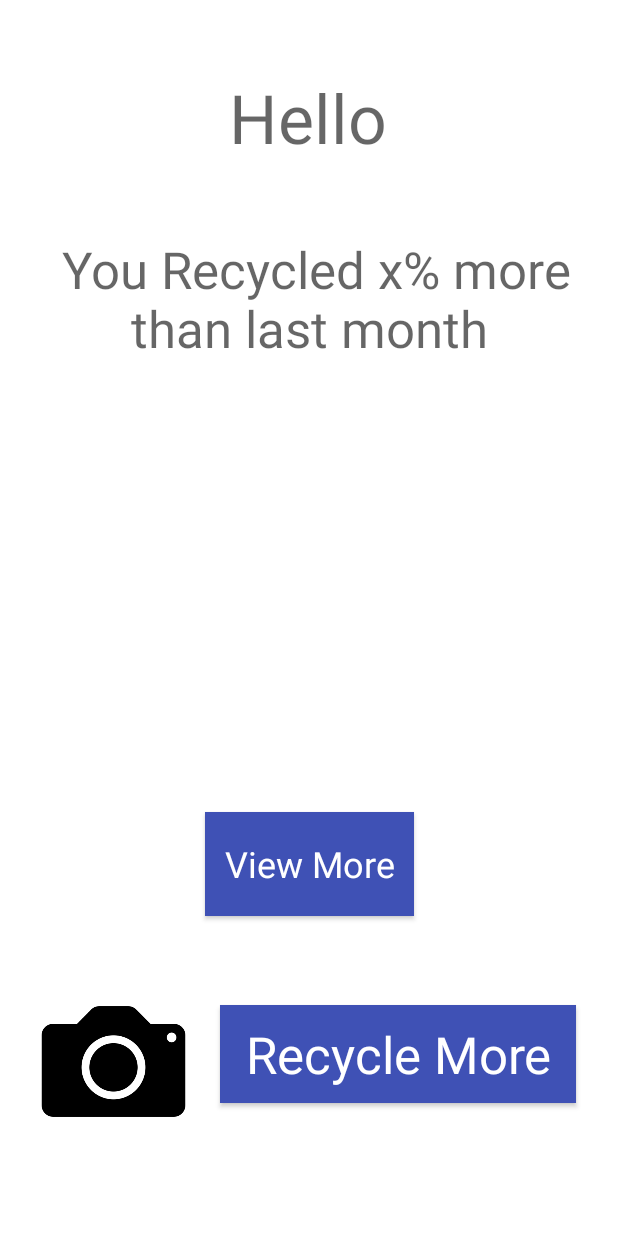
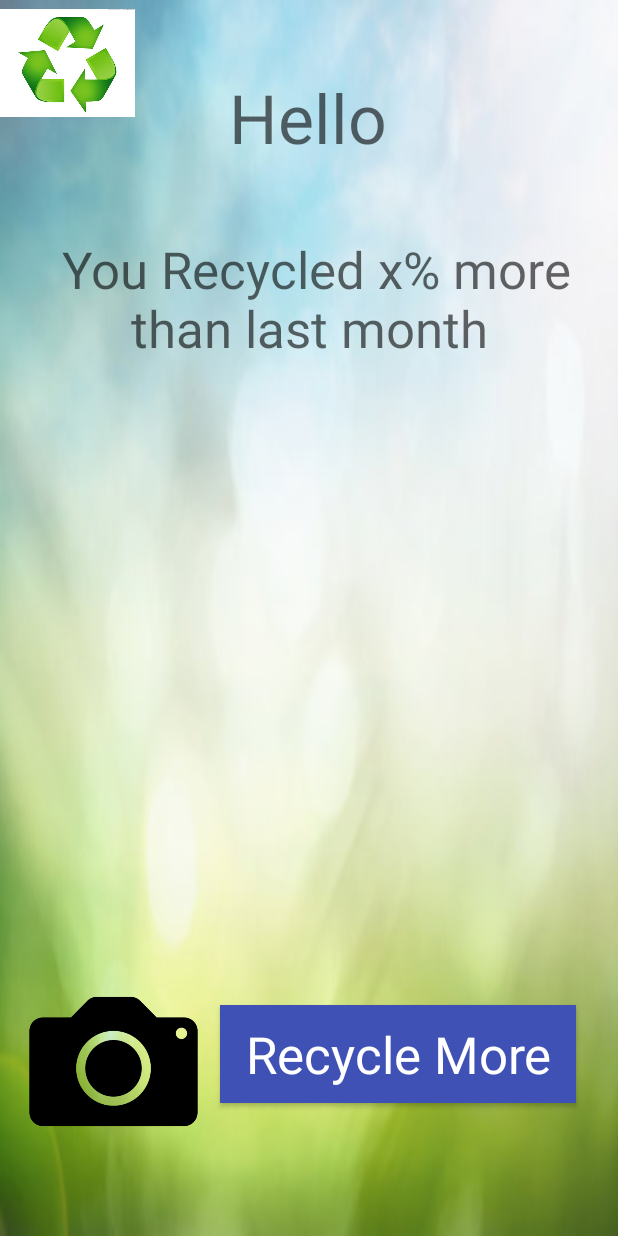
Before and after one commit to DrMeihoff/CSC2033-Team-7, an Android app: the layout activity_landingscreen.xml on its own in the app's theme, with its tools: preview values and no code run, on a phone screen of 412 x 824 dp. Run offline under Robolectric (Android 15) with nearby library versions, the phone set to English and light mode, and no system bars.

Commit message:
Added background image and recycle symbol

```diff
--- a/app/src/main/java/com/csc/plastictracker/LandingScreenActivity.java
+++ b/app/src/main/java/com/csc/plastictracker/LandingScreenActivity.java
@@ -2,7 +2,7 @@ package com.csc.plastictracker;
 
 import android.os.Bundle;
 import androidx.appcompat.app.AppCompatActivity;
-
+//Screen for use after user has logged in
 public class LandingScreenActivity extends AppCompatActivity {
 
     @Override
--- a/app/src/main/java/com/csc/plastictracker/MainActivity.java
+++ b/app/src/main/java/com/csc/plastictracker/MainActivity.java
@@ -78,6 +78,10 @@ public class MainActivity extends AppCompatActivity {
         Intent intent = new Intent(this, GraphActivity.class);
         startActivity(intent);
     }
+    private void openLandingScreen() {
+        Intent intent = new Intent(this, LandingScreenActivity.class);
+        startActivity(intent);
+    }
 
     //signs current user out of Firebase, checks to make sure the sign out was successful, then updates buttons.
     private void logout() {
--- a/app/src/main/res/layout/activity_landingscreen.xml
+++ b/app/src/main/res/layout/activity_landingscreen.xml
@@ -4,10 +4,11 @@
     xmlns:tools="http://schemas.android.com/tools"
     android:layout_width="match_parent"
     android:layout_height="match_parent"
+    android:background="@drawable/background"
     tools:context=".LandingScreenActivity">
 
     <TextView
-        android:id="@+id/textView2"
+        android:id="@+id/WelcomeMessage"
         android:layout_width="wrap_content"
         android:layout_height="wrap_content"
         android:layout_marginTop="48dp"
@@ -31,10 +32,10 @@
         app:layout_constraintEnd_toEndOf="parent"
         app:layout_constraintHorizontal_bias="0.0"
         app:layout_constraintStart_toStartOf="parent"
-        app:layout_constraintTop_toBottomOf="@+id/textView2" />
+        app:layout_constraintTop_toBottomOf="@+id/WelcomeMessage" />
 
     <androidx.appcompat.widget.AppCompatButton
-        android:id="@+id/button2"
+        android:id="@+id/cameraButton"
         android:layout_width="237dp"
         android:layout_height="65dp"
         android:background="#3F51B5"
@@ -49,35 +50,29 @@
         app:layout_constraintVertical_bias="0.828" />
 
     <ImageButton
-        android:id="@+id/imageButton"
+        android:id="@+id/camera"
         android:layout_width="142dp"
         android:layout_height="138dp"
         android:adjustViewBounds="false"
         android:backgroundTint="#FFFFFF"
         android:cropToPadding="false"
         android:scaleType="centerInside"
+        android:background="@android:color/transparent"
         android:contentDescription="Camera"
         app:layout_constraintBottom_toBottomOf="parent"
-        app:layout_constraintEnd_toStartOf="@+id/button2"
+        app:layout_constraintEnd_toStartOf="@+id/cameraButton"
         app:layout_constraintHorizontal_bias="1.0"
         app:layout_constraintStart_toStartOf="parent"
         app:layout_constraintTop_toBottomOf="@+id/textView3"
         app:layout_constraintVertical_bias="0.894"
         app:srcCompat="@drawable/camera" />
 
-    <androidx.appcompat.widget.AppCompatButton
-        android:id="@+id/button3"
-        android:layout_width="139dp"
-        android:layout_height="69dp"
-        android:background="#3F51B5"
-        android:text="View More"
-        android:textAppearance="@style/TextAppearance.AppCompat.Display1"
-        android:textColor="#FFFFFF"
-        android:textSize="24sp"
-        app:layout_constraintBottom_toBottomOf="parent"
-        app:layout_constraintEnd_toEndOf="parent"
+    <ImageView
+        android:id="@+id/imageView"
+        android:layout_width="90dp"
+        android:layout_height="84dp"
         app:layout_constraintStart_toStartOf="parent"
-        app:layout_constraintTop_toBottomOf="@+id/textView3"
-        app:layout_constraintVertical_bias="0.584" />
+        app:layout_constraintTop_toTopOf="parent"
+        app:srcCompat="@drawable/recyclesymbol" />
 
 </androidx.constraintlayout.widget.ConstraintLayout>
```
Also changed, not shown: app/src/main/res/layout/activity_main.xml (+17 -6 lines), app/src/main/res/drawable/background.jpg (added), app/src/main/res/drawable/recyclesymbol.jpg (added).
